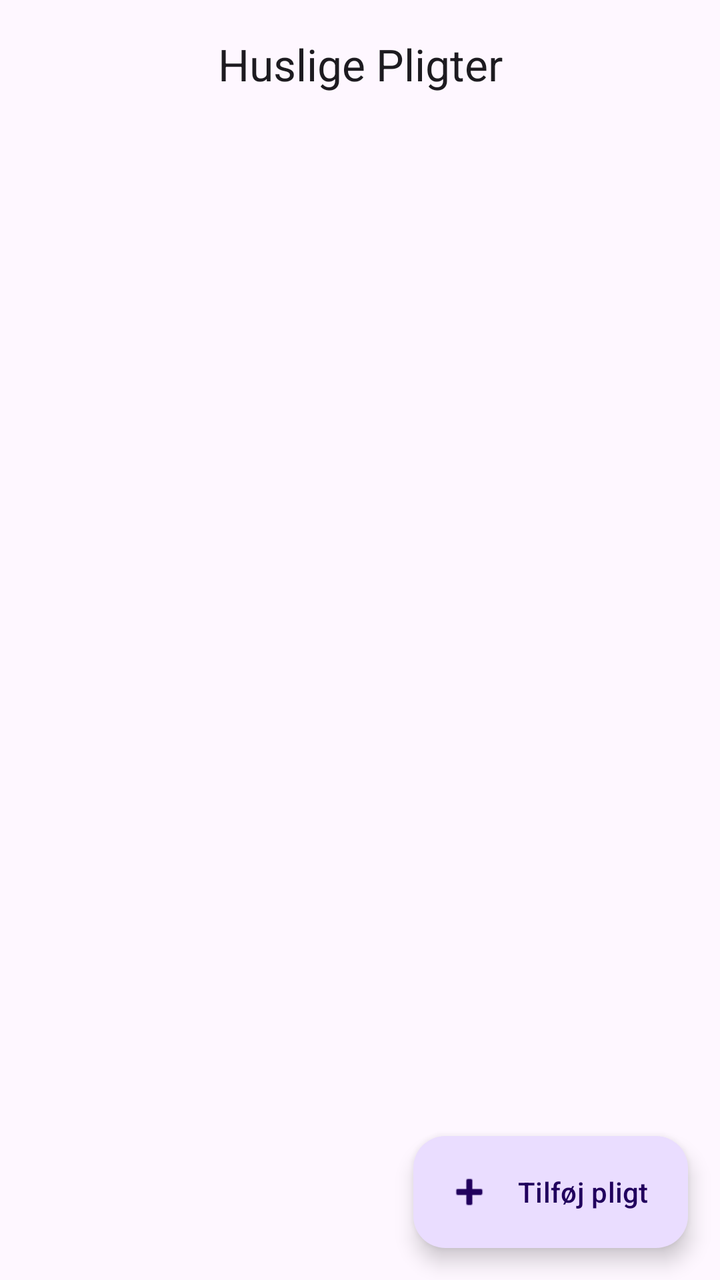
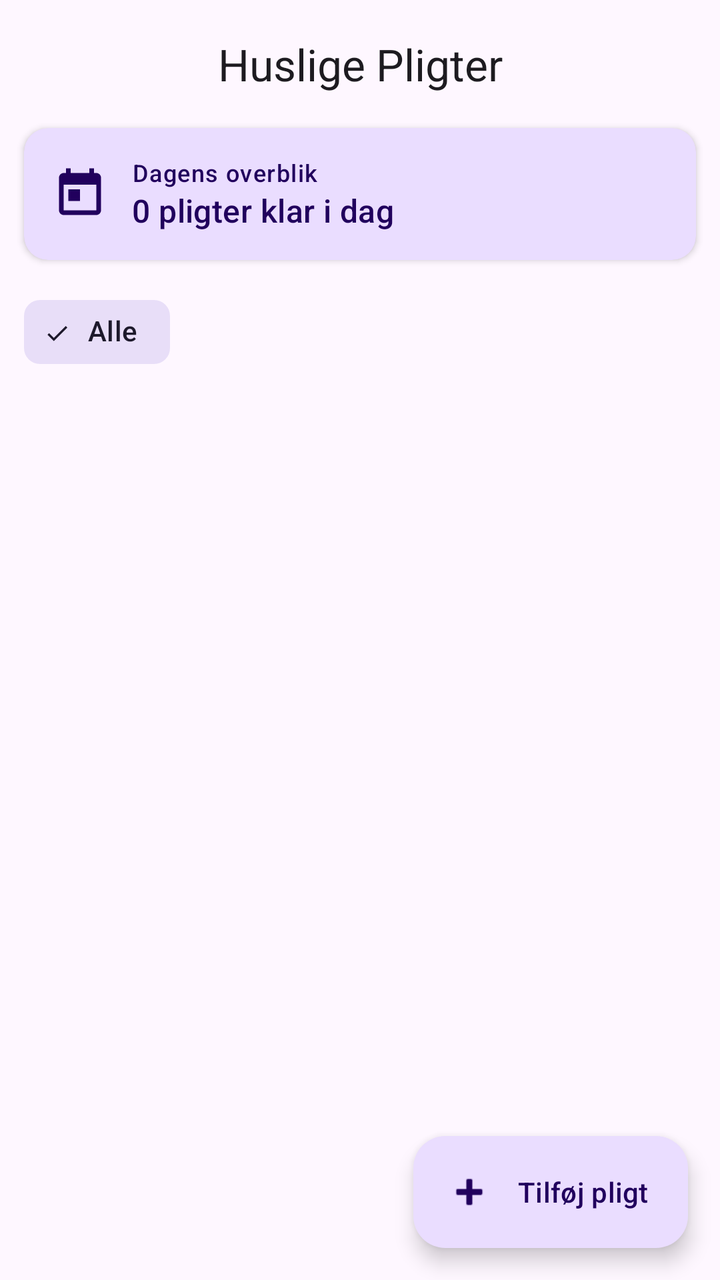

An Android layout rendered at two revisions. The XML below is the earlier revision; the diff shows what the commit changed to produce the second picture.
<!-- AndroidManifest.xml: application theme Theme.HomeOwner -->
<!-- res/layout/activity_main.xml -->
<?xml version="1.0" encoding="utf-8"?>
<androidx.coordinatorlayout.widget.CoordinatorLayout
    xmlns:android="http://schemas.android.com/apk/res/android"
    xmlns:app="http://schemas.android.com/apk/res-auto"
    android:layout_width="match_parent"
    android:layout_height="match_parent"
    android:background="?attr/colorSurface">

    <com.google.android.material.appbar.AppBarLayout
        android:layout_width="match_parent"
        android:layout_height="wrap_content">

        <com.google.android.material.appbar.MaterialToolbar
            android:id="@+id/toolbar"
            android:layout_width="match_parent"
            android:layout_height="?attr/actionBarSize"
            app:title="Huslige Pligter"
            app:titleCentered="true" />
    </com.google.android.material.appbar.AppBarLayout>

    <androidx.recyclerview.widget.RecyclerView
        android:id="@+id/recyclerChores"
        android:layout_width="match_parent"
        android:layout_height="match_parent"
        android:clipToPadding="false"
        android:paddingBottom="88dp"
        app:layout_behavior="@string/appbar_scrolling_view_behavior" />

    <TextView
        android:id="@+id/textEmpty"
        android:layout_width="wrap_content"
        android:layout_height="wrap_content"
        android:layout_gravity="center"
        android:gravity="center"
        android:text="Ingen pligter endnu.\nTryk + for at tilføje en."
        android:textAppearance="?attr/textAppearanceBodyLarge"
        android:textColor="?attr/colorOnSurfaceVariant"
        android:visibility="gone" />

    <com.google.android.material.floatingactionbutton.ExtendedFloatingActionButton
        android:id="@+id/fabAdd"
        android:layout_width="wrap_content"
        android:layout_height="wrap_content"
        android:layout_gravity="bottom|end"
        android:layout_margin="16dp"
        android:text="Tilføj pligt"
        app:icon="@android:drawable/ic_input_add" />

</androidx.coordinatorlayout.widget.CoordinatorLayout>
<!-- resources referenced by this layout -->
<resources>
  <style name="Theme.HomeOwner" parent="Theme.Material3.DayNight.NoActionBar">
          <item name="colorPrimary">@color/seed</item>
      </style>
  <color name="seed">#4A90D9</color>
</resources>

<!-- the commit's change to res/layout/activity_main.xml (unified diff, before → after) -->
@@ -7,6 +7,7 @@
     android:background="?attr/colorSurface">
 
     <com.google.android.material.appbar.AppBarLayout
+        android:id="@+id/appBarLayout"
         android:layout_width="match_parent"
         android:layout_height="wrap_content">
 
@@ -16,6 +17,84 @@
             android:layout_height="?attr/actionBarSize"
             app:title="Huslige Pligter"
             app:titleCentered="true" />
+
+        
+        <com.google.android.material.card.MaterialCardView
+            android:id="@+id/cardDagensoverblik"
+            android:layout_width="match_parent"
+            android:layout_height="wrap_content"
+            android:layout_marginHorizontal="12dp"
+            android:layout_marginBottom="8dp"
+            app:cardBackgroundColor="?attr/colorPrimaryContainer"
+            app:cardCornerRadius="12dp"
+            app:cardElevation="2dp"
+            app:strokeWidth="0dp">
+
+            <LinearLayout
+                android:layout_width="match_parent"
+                android:layout_height="wrap_content"
+                android:gravity="center_vertical"
+                android:orientation="horizontal"
+                android:padding="14dp">
+
+                <ImageView
+                    android:layout_width="28dp"
+                    android:layout_height="28dp"
+                    android:layout_marginEnd="12dp"
+                    android:src="@drawable/ic_today"
+                    app:tint="?attr/colorOnPrimaryContainer" />
+
+                <LinearLayout
+                    android:layout_width="0dp"
+                    android:layout_height="wrap_content"
+                    android:layout_weight="1"
+                    android:orientation="vertical">
+
+                    <TextView
+                        android:layout_width="wrap_content"
+                        android:layout_height="wrap_content"
+                        android:text="Dagens overblik"
+                        android:textAppearance="?attr/textAppearanceLabelMedium"
+                        android:textColor="?attr/colorOnPrimaryContainer" />
+
+                    <TextView
+                        android:id="@+id/textDagensOverblik"
+                        android:layout_width="wrap_content"
+                        android:layout_height="wrap_content"
+                        android:text="0 pligter klar i dag"
+                        android:textAppearance="?attr/textAppearanceTitleMedium"
+                        android:textColor="?attr/colorOnPrimaryContainer" />
+                </LinearLayout>
+            </LinearLayout>
+        </com.google.android.material.card.MaterialCardView>
+
+        
+        <HorizontalScrollView
+            android:layout_width="match_parent"
+            android:layout_height="wrap_content"
+            android:layout_marginBottom="4dp"
+            android:scrollbars="none">
+
+            <com.google.android.material.chip.ChipGroup
+                android:id="@+id/chipGroupRooms"
+                android:layout_width="wrap_content"
+                android:layout_height="wrap_content"
+                android:paddingHorizontal="12dp"
+                android:paddingVertical="4dp"
+                app:singleSelection="true"
+                app:selectionRequired="true">
+
+                <com.google.android.material.chip.Chip
+                    android:id="@+id/chipFilterAll"
+                    style="@style/Widget.Material3.Chip.Filter"
+                    android:layout_width="wrap_content"
+                    android:layout_height="wrap_content"
+                    android:checked="true"
+                    android:text="Alle" />
+
+            </com.google.android.material.chip.ChipGroup>
+        </HorizontalScrollView>
+
     </com.google.android.material.appbar.AppBarLayout>
 
     <androidx.recyclerview.widget.RecyclerView
<!-- resource entries referenced after the edit -->
@@ -1,5 +1,16 @@
 <!-- resources referenced by this layout -->
 <resources>
+  <!-- drawable ic_today (drawable) -->
+  <?xml version="1.0" encoding="utf-8"?>
+  <vector xmlns:android="http://schemas.android.com/apk/res/android"
+      android:width="24dp"
+      android:height="24dp"
+      android:viewportWidth="24"
+      android:viewportHeight="24">
+      <path
+          android:fillColor="?attr/colorOnSurface"
+          android:pathData="M19,3H18V1H16V3H8V1H6V3H5C3.9,3 3,3.9 3,5V19C3,20.1 3.9,21 5,21H19C20.1,21 21,20.1 21,19V5C21,3.9 20.1,3 19,3ZM19,19H5V8H19V19ZM7,10H12V15H7Z" />
+  </vector>
   <style name="Theme.HomeOwner" parent="Theme.Material3.DayNight.NoActionBar">
           <item name="colorPrimary">@color/seed</item>
       </style>
